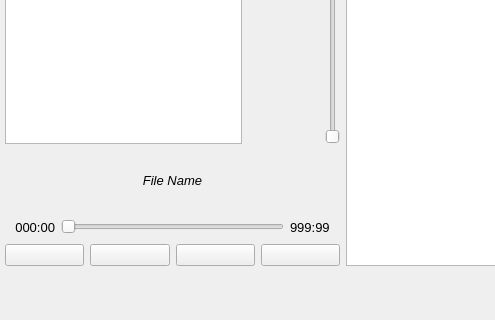
Above: mainwindow.ui from esiole/gui_1h2020-post before the change; both pictures show x 0 to 495 and y 199 to 519 of the 758 by 519 pixel window. Below: the same form after it.
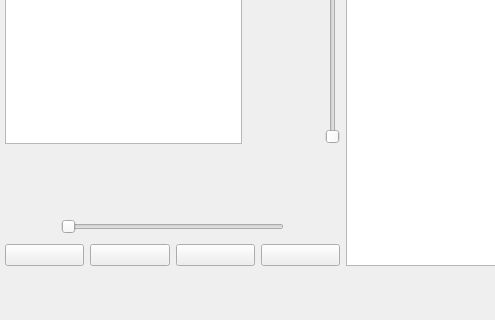
That is the form after the change. Icons and pictures are not drawn.

Commit message: Удаление заглушек в gui

The edit to the form file:
```diff
--- a/mainwindow.ui
+++ b/mainwindow.ui
@@ -154,7 +154,7 @@
             </font>
            </property>
            <property name="text">
-            <string>File Name</string>
+            <string/>
            </property>
            <property name="alignment">
             <set>Qt::AlignCenter</set>
@@ -185,7 +185,7 @@
             </font>
            </property>
            <property name="text">
-            <string>000:00</string>
+            <string/>
            </property>
            <property name="textFormat">
             <enum>Qt::AutoText</enum>
@@ -223,7 +223,7 @@
             </font>
            </property>
            <property name="text">
-            <string>999:99</string>
+            <string/>
            </property>
           </widget>
          </item>
```
The commit also changes 2 other files.
